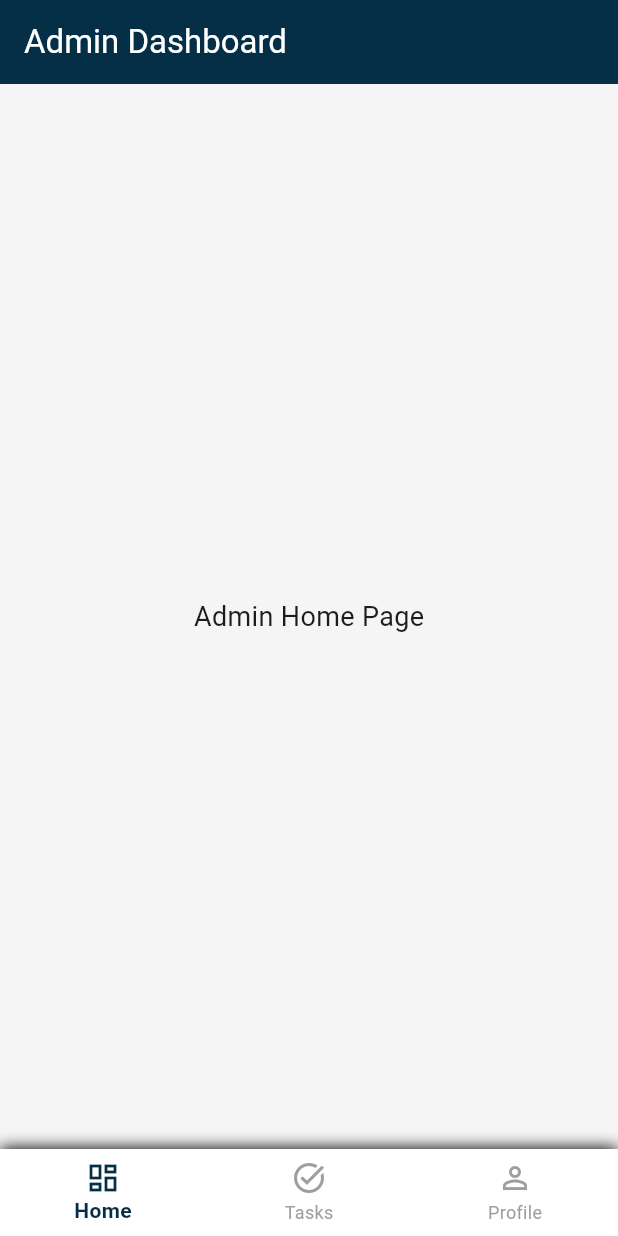
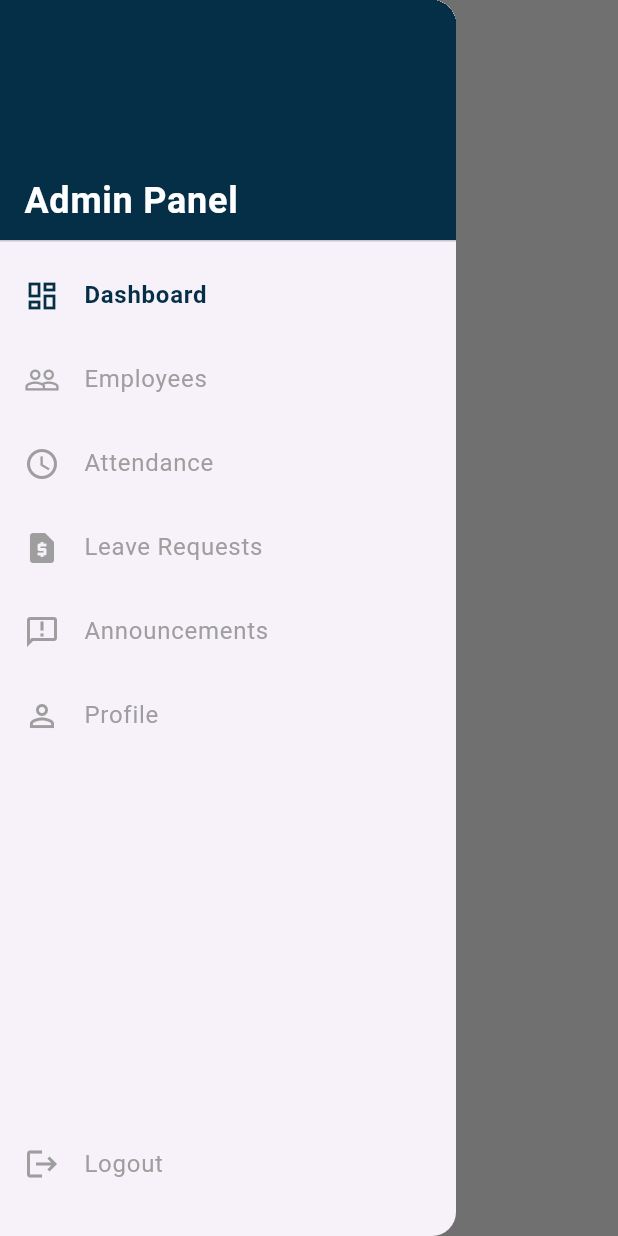
Before and after one commit to abhidhakal/Hready-MobileApp, a Flutter app: the DashboardAdmin screen opened directly, with the side drawer open (before the commit the screen has no drawer), on a phone screen of 412 x 824 dp. Run offline on Flutter 3.47's test engine with Material 3 defaults, Android fonts, the phone set to English and light mode, and no system bars; our stand-ins replace lottie.

Commit message:
added fonts

```diff
--- a/lib/view/dashboard_admin.dart
+++ b/lib/view/dashboard_admin.dart
@@ -11,66 +11,83 @@ class _DashboardAdminState extends State<DashboardAdmin> {
   int _selectedIndex = 0;
 
   final List<Widget> _pages = [
-    Center(child: Text("Admin Home Page", style: TextStyle(fontSize: 18))),
-    Center(child: Text("Admin Tasks", style: TextStyle(fontSize: 18))),
-    Center(child: Text("Admin Profile", style: TextStyle(fontSize: 18))),
+    Center(child: Text("Dashboard Home")),
+    Center(child: Text("Employees")),
+    Center(child: Text("Attendance")),
+    Center(child: Text("Leave Requests")),
+    Center(child: Text("Announcements")),
+    Center(child: Text("Profile")),
   ];
 
   void _onItemTapped(int index) {
     setState(() {
       _selectedIndex = index;
+      Navigator.pop(context); // Close drawer after selection
     });
+  }
+
+  Widget buildDrawerItem(IconData icon, String label, int index) {
+    final bool selected = _selectedIndex == index;
+    return ListTile(
+      leading: Icon(icon, color: selected ? Color(0xFF042F46) : Colors.grey),
+      title: Text(
+        label,
+        style: TextStyle(
+          color: selected ? Color(0xFF042F46) : Colors.grey,
+          fontWeight: selected ? FontWeight.bold : FontWeight.normal,
+        ),
+      ),
+      selected: selected,
+      onTap: () => _onItemTapped(index),
+    );
   }
 
   @override
   Widget build(BuildContext context) {
     return Scaffold(
-      backgroundColor: const Color(0xFFf5f5f5),
-      appBar: AppBar(
-        title: const Text("Admin Dashboard"),
-        backgroundColor: const Color(0xFF042F46),
-        foregroundColor: Colors.white,
-      ),
-      body: Padding(
-        padding: const EdgeInsets.all(8),
-        child: _pages[_selectedIndex],
-      ),
-      bottomNavigationBar: Container(
-        decoration: BoxDecoration(
-          color: Colors.white,
-          boxShadow: [
-            BoxShadow(
-              color: Colors.black,
-              blurRadius: 8,
-              offset: Offset(0, -1),
+      backgroundColor: Color(0xFFF5F5F5),
+      drawer: Drawer(
+        child: Column(
+          children: [
+            DrawerHeader(
+              decoration: BoxDecoration(
+                color: Color(0xFF042F46),
+              ),
+              child: Align(
+                alignment: Alignment.bottomLeft,
+                child: Text(
+                  'Admin Panel',
+                  style: TextStyle(
+                    color: Colors.white,
+                    fontSize: 24,
+                    fontWeight: FontWeight.bold,
+                  ),
+                ),
+              ),
             ),
-          ],
-        ),
-        child: BottomNavigationBar(
-          currentIndex: _selectedIndex,
-          onTap: _onItemTapped,
-          selectedItemColor: Color(0xFF042F46),
-          unselectedItemColor: Colors.grey,
-          backgroundColor: Colors.white,
-          type: BottomNavigationBarType.fixed,
-          elevation: 0,
-          selectedLabelStyle: TextStyle(fontWeight: FontWeight.w600),
-          items: const [
-            BottomNavigationBarItem(
-              icon: Icon(Icons.dashboard_outlined),
-              label: 'Home',
+            buildDrawerItem(Icons.dashboard_outlined, "Dashboard", 0),
+            buildDrawerItem(Icons.people_outline, "Employees", 1),
+            buildDrawerItem(Icons.access_time, "Attendance", 2),
+            buildDrawerItem(Icons.request_page, "Leave Requests", 3),
+            buildDrawerItem(Icons.announcement_outlined, "Announcements", 4),
+            buildDrawerItem(Icons.person_outline, "Profile", 5),
+            Spacer(),
+            ListTile(
+              leading: Icon(Icons.logout, color: Colors.grey),
+              title: Text(
+                "Logout",
+                style: TextStyle(color: Colors.grey),
+              ),
+              onTap: () {
+                // Add logout functionality here
+              },
             ),
-            BottomNavigationBarItem(
-              icon: Icon(Icons.task_alt_outlined),
-              label: 'Tasks',
-            ),
-            BottomNavigationBarItem(
-              icon: Icon(Icons.person_outline),
-              label: 'Profile',
-            ),
+            SizedBox(height: 20),
           ],
         ),
       ),
+      appBar: null, // no app bar as per your request
+      body: _pages[_selectedIndex],
     );
   }
 }
```
Also changed, not shown: lib/view/dashboard_employee.dart (+54 -38 lines), pubspec.yaml (+11 -12 lines), assets/fonts/Poppins-Bold.ttf (added), assets/fonts/Poppins-Medium.ttf (added), assets/fonts/Poppins-Regular.ttf (added).
